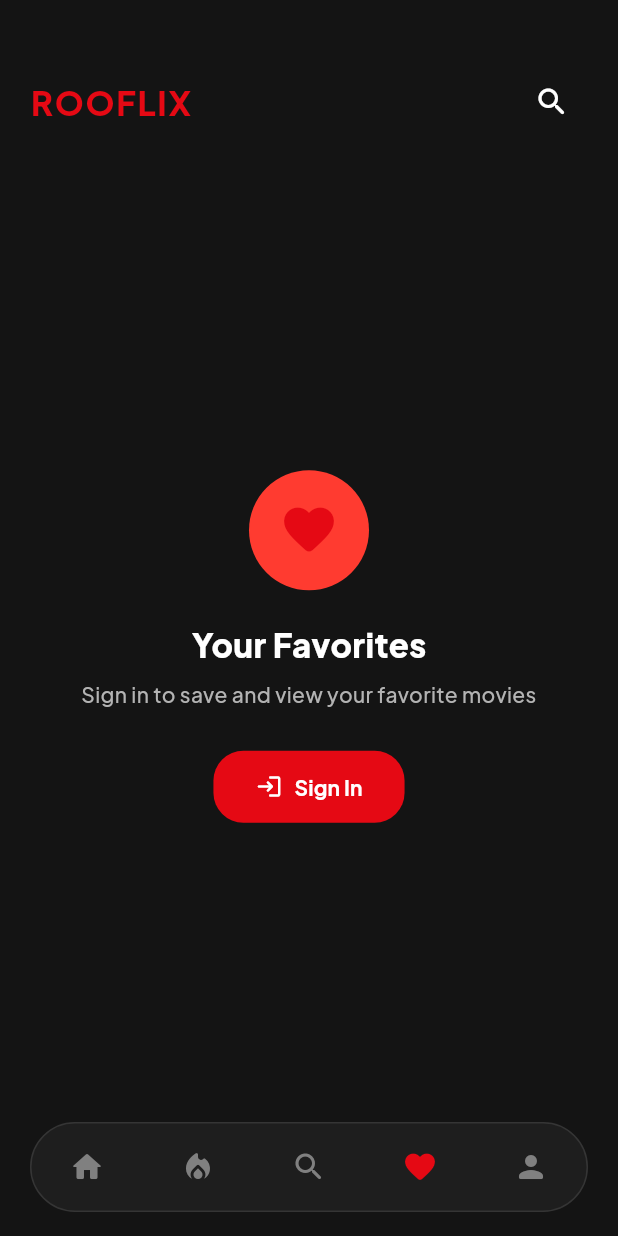
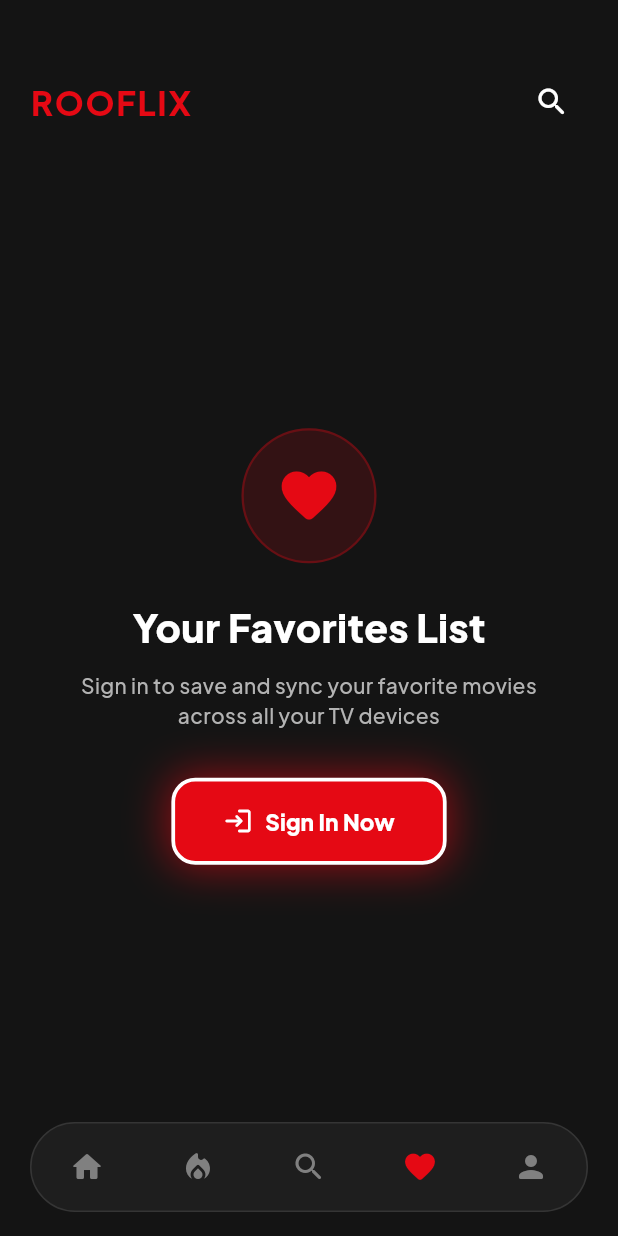
Before and after one commit to RukshanAmodya/MovieApp, a Flutter app: the screen it shows after launch, item 4 of the bottom bar chosen, on a phone screen of 412 x 824 dp. Run offline on Flutter 3.47's test engine with Material 3 defaults, Android fonts, the phone set to English and light mode, and no system bars; our stand-ins replace cached_network_image, google_fonts, shared_preferences, video_player; accounts and stored records are empty.

Commit message:
feat: universal D-Pad navigation, auto-collapsing sidebar and production ready UI across all screens

```diff
--- a/lib/screens/favorites_screen.dart
+++ b/lib/screens/favorites_screen.dart
@@ -1,6 +1,8 @@
 import 'package:flutter/material.dart';
+import 'package:flutter/services.dart';
 import 'package:google_fonts/google_fonts.dart';
 import '../core/theme.dart';
+import '../core/focus_helper.dart';
 import '../widgets/app_shell.dart';
 
 class FavoritesScreen extends StatelessWidget {
@@ -10,59 +12,108 @@ class FavoritesScreen extends StatelessWidget {
   @override
   Widget build(BuildContext context) {
     return Center(
+      child: Padding(
+        padding: const EdgeInsets.all(40),
         child: Column(
           mainAxisSize: MainAxisSize.min,
           children: [
             Container(
-            width: 80,
-            height: 80,
+              width: 90,
+              height: 90,
               decoration: BoxDecoration(
-              color: RooflixTheme.primaryLight,
+                color: RooflixTheme.primary.withValues(alpha: 0.15),
                 shape: BoxShape.circle,
+                border: Border.all(
+                  color: RooflixTheme.primary.withValues(alpha: 0.3),
+                  width: 1.5,
                 ),
-            child: Icon(
+              ),
+              child: const Icon(
                 Icons.favorite_rounded,
-              size: 40,
+                size: 44,
                 color: RooflixTheme.primary,
               ),
             ),
-          const SizedBox(height: 20),
+            const SizedBox(height: 24),
             Text(
-            'Your Favorites',
+              'Your Favorites List',
               style: GoogleFonts.plusJakartaSans(
-              fontSize: 22,
-              fontWeight: FontWeight.w800,
-              color: RooflixTheme.textPrimary,
+                fontSize: 26,
+                fontWeight: FontWeight.w900,
+                color: Colors.white,
               ),
             ),
-          const SizedBox(height: 8),
+            const SizedBox(height: 10),
             Text(
-            'Sign in to save and view your favorite movies',
+              'Sign in to save and sync your favorite movies across all your TV devices',
               style: GoogleFonts.plusJakartaSans(
                 fontSize: 14,
                 color: RooflixTheme.textSecondary,
               ),
               textAlign: TextAlign.center,
             ),
-          const SizedBox(height: 28),
-          ElevatedButton.icon(
+            const SizedBox(height: 32),
+            TvFocusDetector(
+              autofocus: true,
+              onSelect: () => onNavigate?.call(AppPage.profile),
+              builder: (context, isFocused) {
+                return Focus(
+                  onKeyEvent: (node, event) {
+                    if (event is KeyDownEvent) {
+                      if (event.logicalKey == LogicalKeyboardKey.arrowLeft) {
+                        FocusScope.of(context)
+                            .focusInDirection(TraversalDirection.left);
+                        return KeyEventResult.handled;
+                      }
+                    }
+                    return KeyEventResult.ignored;
+                  },
+                  child: AnimatedContainer(
+                    duration: const Duration(milliseconds: 180),
+                    decoration: BoxDecoration(
+                      color: RooflixTheme.primary,
+                      borderRadius: BorderRadius.circular(16),
+                      border: Border.all(
+                        color: isFocused ? Colors.white : Colors.transparent,
+                        width: isFocused ? 2.5 : 0.0,
+                      ),
+                      boxShadow: [
+                        BoxShadow(
+                          color: RooflixTheme.primary
+                              .withValues(alpha: isFocused ? 0.6 : 0.3),
+                          blurRadius: isFocused ? 24 : 12,
+                          spreadRadius: isFocused ? 2 : 0,
+                        ),
+                      ],
+                    ),
+                    child: ElevatedButton.icon(
                       onPressed: () => onNavigate?.call(AppPage.profile),
-            icon: const Icon(Icons.login_rounded),
+                      icon: const Icon(Icons.login_rounded, size: 20),
                       label: Text(
-              'Sign In',
-              style: GoogleFonts.plusJakartaSans(fontWeight: FontWeight.w700),
+                        'Sign In Now',
+                        style: GoogleFonts.plusJakartaSans(
+                          fontSize: 15,
+                          fontWeight: FontWeight.w800,
+                          color: Colors.white,
+                        ),
                       ),
                       style: ElevatedButton.styleFrom(
-              backgroundColor: RooflixTheme.primary,
+                        backgroundColor: Colors.transparent,
                         foregroundColor: Colors.white,
-              padding:
-                  const EdgeInsets.symmetric(horizontal: 28, vertical: 14),
+                        shadowColor: Colors.transparent,
+                        padding: const EdgeInsets.symmetric(
+                            horizontal: 32, vertical: 16),
                         shape: RoundedRectangleBorder(
-                  borderRadius: BorderRadius.circular(20)),
-              elevation: 0,
+                          borderRadius: BorderRadius.circular(16),
                         ),
                       ),
+                    ),
+                  ),
+                );
+              },
+            ),
           ],
+        ),
       ),
     );
   }
```
Also changed, not shown: lib/screens/home_screen.dart (+14 -1 lines), lib/screens/search_screen.dart (+143 -103 lines). Lines whose indentation alone changed are shown as unchanged.
